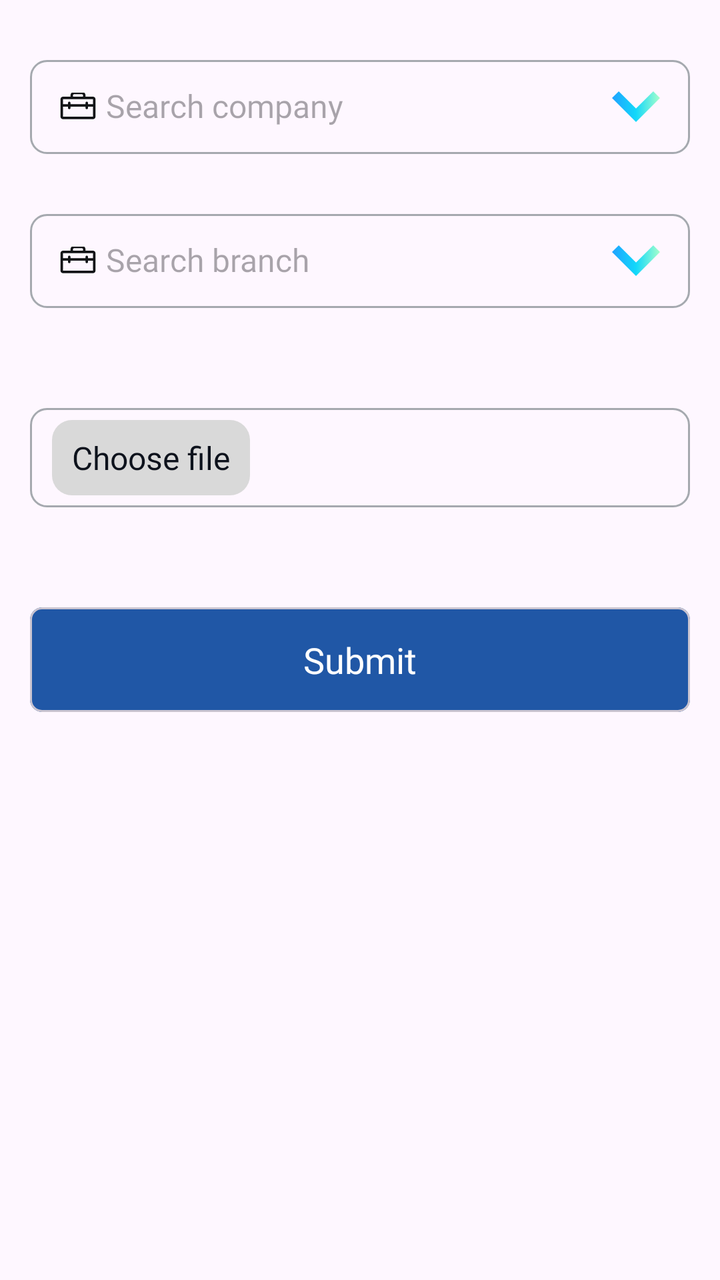
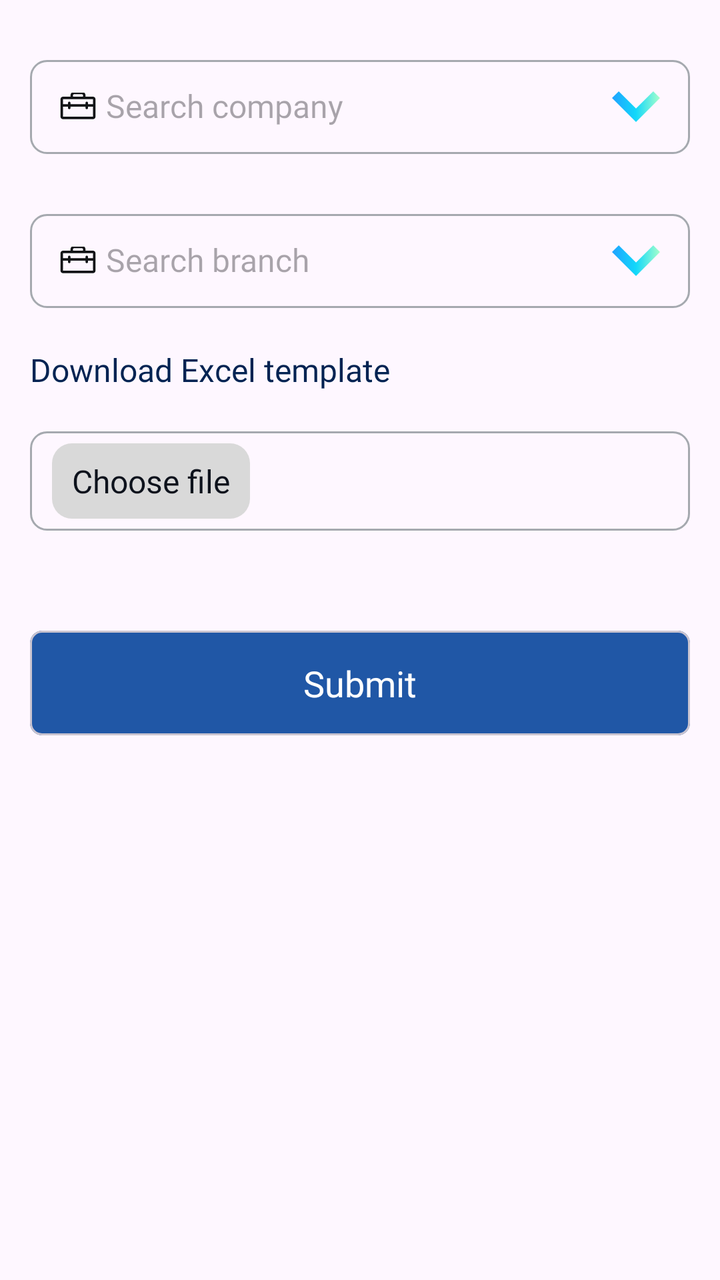

Screens rendered from an Android XML layout before and after an edit, with the pre-edit source and the edit as a unified diff.
<!-- AndroidManifest.xml: application theme Theme.Evergreen -->
<!-- res/layout/fragment_upload_eqpmnt_excel_data.xml -->
<?xml version="1.0" encoding="utf-8"?>
<LinearLayout xmlns:android="http://schemas.android.com/apk/res/android"
    xmlns:tools="http://schemas.android.com/tools"
    android:layout_width="match_parent"
    xmlns:app="http://schemas.android.com/apk/res-auto"
    android:orientation="vertical"
    android:layout_height="match_parent"
    tools:context=".fragments.UploadEqpmntExcelData">

    <TextView
        android:textColor="@color/black1"
        android:includeFontPadding="false"
        android:fontFamily="@font/roboto_medium"
        app:layout_constraintTop_toTopOf="parent"
        android:id="@+id/company_searc"
        android:drawableStart="@drawable/breafcase"
        android:hint="Search company"
        android:drawableEnd="@drawable/drp_down1"
        android:textSize="@dimen/_16ssp"
        android:drawablePadding="@dimen/_5sdp"
        android:paddingHorizontal="@dimen/_15sdp"
        android:elevation="@dimen/_10sdp"
        android:paddingVertical="@dimen/_14sdp"
        android:layout_marginHorizontal="@dimen/_15sdp"
        android:layout_marginTop="@dimen/_30sdp"
        android:background="@drawable/rectangler_searc_back"
        android:layout_width="match_parent"
        android:layout_height="wrap_content"/>


    <EditText
        android:editable="false"
        android:includeFontPadding="false"
        android:fontFamily="@font/roboto_medium"
        app:layout_constraintTop_toTopOf="parent"
        android:id="@+id/branch_searc"
        android:drawableStart="@drawable/breafcase"
        android:hint="Search branch"
        android:drawableEnd="@drawable/drp_down1"
        android:textSize="@dimen/_16ssp"
        android:drawablePadding="@dimen/_5sdp"
        android:paddingHorizontal="@dimen/_15sdp"
        android:elevation="@dimen/_10sdp"
        android:paddingVertical="@dimen/_14sdp"
        android:layout_marginHorizontal="@dimen/_15sdp"
        android:layout_marginTop="@dimen/_30sdp"
        android:background="@drawable/rectangler_searc_back"
        android:layout_width="match_parent"
        android:layout_height="wrap_content"/>

    <LinearLayout
        android:padding="@dimen/_6sdp"
        android:background="@drawable/rectangler_searc_back"
        android:layout_marginHorizontal="@dimen/_15sdp"
        android:layout_marginTop="@dimen/_50sdp"
        android:orientation="horizontal"
        android:layout_width="match_parent"
        android:layout_height="wrap_content">
        <TextView
android:id="@+id/choose_file"
            android:layout_marginHorizontal="@dimen/_5sdp"
          android:paddingVertical="@dimen/_8sdp"
            android:paddingHorizontal="@dimen/_10sdp"
            android:fontFamily="@font/roboto_regular"
            android:textSize="@dimen/_16ssp"
            android:backgroundTint="#D9D9D9"
            android:background="@drawable/rounded_corners"
            android:textColor="@color/black1"
            android:text="Choose file"
            android:layout_width="wrap_content"
            android:layout_height="wrap_content"/>
        <TextView
            android:id="@+id/file_name"
            android:layout_marginHorizontal="@dimen/_2sdp"
            android:fontFamily="@font/roboto_regular"
            android:textSize="@dimen/_16ssp"
            android:textColor="@color/black_blue"
            android:layout_width="wrap_content"
            android:layout_height="wrap_content"/>
    </LinearLayout>


    <com.google.android.material.card.MaterialCardView
        app:cardBackgroundColor="@color/btn_back"
        android:id="@+id/uploadDocument"
android:layout_marginHorizontal="@dimen/_15sdp"
        android:layout_marginTop="@dimen/_50sdp"
        android:textSize="@dimen/_14ssp"

        app:cardCornerRadius="@dimen/_6sdp"
        app:layout_constraintTop_toBottomOf="@+id/relative"
        android:layout_width="match_parent"
        android:layout_height="wrap_content">
        <TextView
            android:padding="@dimen/_14sdp"
            android:fontFamily="@font/roboto_medium"
            android:gravity="center"
            android:textSize="@dimen/_18ssp"
            android:layout_gravity="center"
            android:textColor="@color/white"
            android:text="Submit"
            android:layout_width="match_parent"
            android:layout_height="wrap_content"/>
    </com.google.android.material.card.MaterialCardView>

</LinearLayout>
<!-- resources referenced by this layout -->
<resources>
  <color name="black1">#0D121C</color>
  <color name="black_blue">#022352</color>
  <color name="btn_back">#2057A6</color>
  <color name="white">#FFFFFFFF</color>
  <dimen name="_10sdp">10.00dp</dimen>
  <dimen name="_14sdp">14.00dp</dimen>
  <dimen name="_14ssp">14.00sp</dimen>
  <dimen name="_15sdp">15.00dp</dimen>
  <dimen name="_16ssp">16.00sp</dimen>
  <dimen name="_18ssp">18.00sp</dimen>
  <dimen name="_2sdp">2.00dp</dimen>
  <dimen name="_30sdp">30.00dp</dimen>
  <dimen name="_50sdp">50.00dp</dimen>
  <dimen name="_5sdp">5.00dp</dimen>
  <dimen name="_6sdp">6.00dp</dimen>
  <dimen name="_8sdp">8.00dp</dimen>
  <!-- drawable breafcase (drawable) -->
  <vector xmlns:android="http://schemas.android.com/apk/res/android"
      android:width="18dp"
      android:height="14dp"
      android:viewportWidth="18"
      android:viewportHeight="14">
    <path
        android:pathData="M16.5,2H12.75V1.375C12.75,0.339 11.91,-0.5 10.875,-0.5H7.125C6.089,-0.5 5.25,0.339 5.25,1.375V2H1.5C0.81,2 0.25,2.56 0.25,3.25V12C0.25,12.69 0.81,13.25 1.5,13.25H16.5C17.19,13.25 17.75,12.69 17.75,12V3.25C17.75,2.56 17.19,2 16.5,2ZM6.5,1.375C6.5,1.03 6.78,0.75 7.125,0.75H10.875C11.22,0.75 11.5,1.03 11.5,1.375V2H6.5V1.375ZM16.5,3.25V5.75H14V5.125C14,4.78 13.72,4.5 13.375,4.5C13.03,4.5 12.75,4.78 12.75,5.125V5.75H5.25V5.125C5.25,4.78 4.97,4.5 4.625,4.5C4.28,4.5 4,4.78 4,5.125V5.75H1.5V3.25H16.5ZM16.5,12H1.5V7H4V7.625C4,7.97 4.28,8.25 4.625,8.25C4.97,8.25 5.25,7.97 5.25,7.625V7H12.75V7.625C12.75,7.97 13.03,8.25 13.375,8.25C13.72,8.25 14,7.97 14,7.625V7H16.5V12Z"
        android:fillColor="#121417"
        android:fillType="evenOdd"/>
  </vector>
  <!-- drawable drp_down1 (drawable) -->
  <vector xmlns:android="http://schemas.android.com/apk/res/android"
      xmlns:aapt="http://schemas.android.com/aapt"
      android:width="24dp"
      android:height="16dp"
      android:viewportWidth="24"
      android:viewportHeight="16">
    <path
        android:pathData="M20.634,0.317L12.001,8.95L3.367,0.317L0,3.684L12.001,15.684L24,3.684L20.634,0.317Z">
      <aapt:attr name="android:fillColor">
        <gradient 
            android:startX="0"
            android:startY="8"
            android:endX="24"
            android:endY="8"
            android:type="linear">
          <item android:offset="0" android:color="#FF1FA2FF"/>
          <item android:offset="0.5" android:color="#FF12D8FA"/>
          <item android:offset="1" android:color="#FFA6FFCB"/>
        </gradient>
      </aapt:attr>
    </path>
  </vector>
  <!-- drawable rectangler_searc_back (drawable) -->
  <?xml version="1.0" encoding="utf-8"?>
  <shape xmlns:android="http://schemas.android.com/apk/res/android">
  
      <corners android:radius="@dimen/_8sdp" />
      <stroke android:color="#A5A9AF" android:width="@dimen/_1sdp"/>
  </shape>
  <!-- drawable rounded_corners (drawable) -->
  <shape xmlns:android="http://schemas.android.com/apk/res/android">
      <corners android:radius="@dimen/_10sdp" />
      <solid android:color="#F2F4F7"/>
  </shape>
  <style name="Theme.Evergreen" parent="Base.Theme.Evergreen" />
  <dimen name="_1sdp">1.00dp</dimen>
  <style name="Base.Theme.Evergreen" parent="Theme.Material3.Light.NoActionBar">
  
  
  
  
  
  
  
          <item name="android:statusBarColor">@color/black_blue</item>
  
  
      </style>
</resources>

<!-- the commit's change to res/layout/fragment_upload_eqpmnt_excel_data.xml (unified diff, before → after) -->
@@ -48,11 +48,22 @@
         android:layout_width="match_parent"
         android:layout_height="wrap_content"/>
 
+    <TextView
+        android:id="@+id/download_template"
+        android:layout_marginHorizontal="@dimen/_15sdp"
+        android:layout_marginTop="@dimen/_20sdp"
+        android:fontFamily="@font/roboto_medium"
+        android:text="Download Excel template"
+        android:textColor="@color/black_blue"
+        android:textSize="@dimen/_16ssp"
+        android:layout_width="wrap_content"
+        android:layout_height="wrap_content"/>
+
     <LinearLayout
         android:padding="@dimen/_6sdp"
         android:background="@drawable/rectangler_searc_back"
         android:layout_marginHorizontal="@dimen/_15sdp"
-        android:layout_marginTop="@dimen/_50sdp"
+        android:layout_marginTop="@dimen/_20sdp"
         android:orientation="horizontal"
         android:layout_width="match_parent"
         android:layout_height="wrap_content">
<!-- resource entries referenced after the edit -->
@@ -10,6 +10,7 @@
   <dimen name="_15sdp">15.00dp</dimen>
   <dimen name="_16ssp">16.00sp</dimen>
   <dimen name="_18ssp">18.00sp</dimen>
+  <dimen name="_20sdp">20.00dp</dimen>
   <dimen name="_2sdp">2.00dp</dimen>
   <dimen name="_30sdp">30.00dp</dimen>
   <dimen name="_50sdp">50.00dp</dimen>
